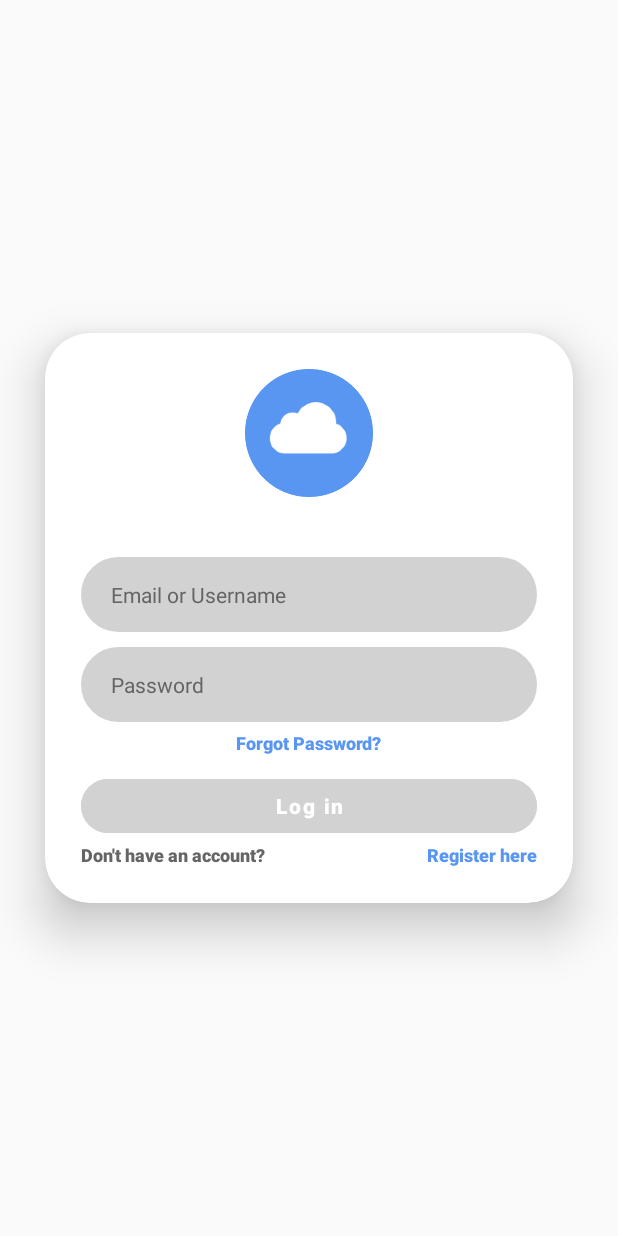
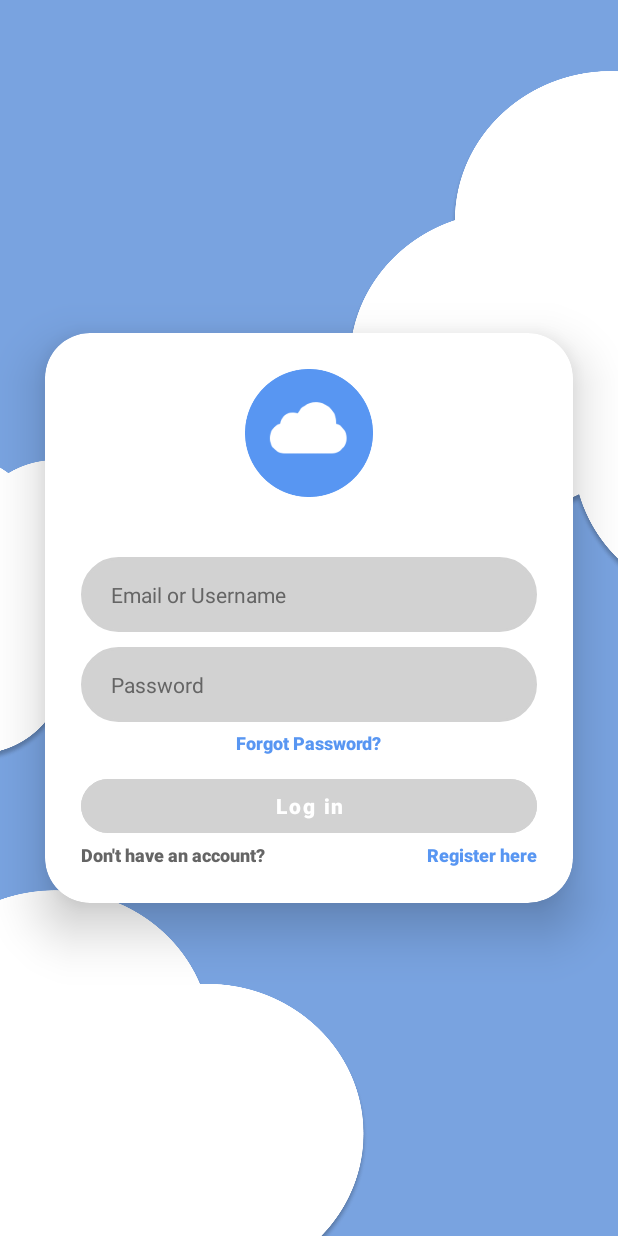
Before and after one commit to TidonAM/Harmony, an Android app: the screen it shows after launch (MainActivity), on a phone screen of 412 x 824 dp. Run offline under Robolectric (Android 15) with nearby library versions, the phone set to English and light mode, and no system bars; 2 statements that could not run were skipped.

```diff
--- a/app/src/main/java/com/bsit212/harmony/MainActivity.java
+++ b/app/src/main/java/com/bsit212/harmony/MainActivity.java
@@ -42,10 +42,11 @@ public class MainActivity extends AppCompatActivity {
         super.onCreate(savedInstanceState);
         setContentView(R.layout.activity_main);
 
+        getWindow().setBackgroundDrawableResource(R.drawable.bg_cloud) ;
+
         //liblinphone Core initialization//
         factory = Factory.instance();
         core = factory.createCore(null, null, this);
-
         isHidden = true;
 
         btnLogin.setOnClickListener(new View.OnClickListener() {
```
